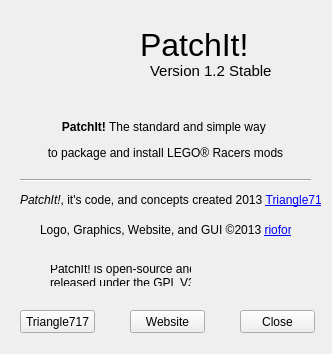
Old version of the form PatchIt GUI/about.ui in the repository le717/PatchIt.
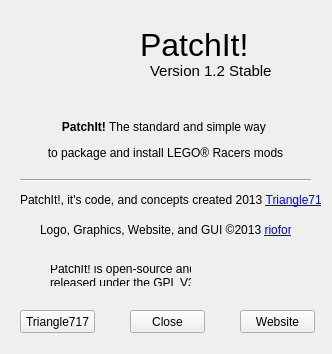
New version of the form. Icons and pictures are not drawn.

Commit message: Renamed windows, assigned shortcut keys, coded quit button

```diff
--- a/PatchIt GUI/about.ui
+++ b/PatchIt GUI/about.ui
@@ -65,7 +65,7 @@
    <widget class="QPushButton" name="pushButton">
     <property name="geometry">
      <rect>
-      <x>130</x>
+      <x>240</x>
       <y>310</y>
       <width>75</width>
       <height>23</height>
@@ -91,7 +91,7 @@
    <widget class="QPushButton" name="pushButton_3">
     <property name="geometry">
      <rect>
-      <x>240</x>
+      <x>130</x>
       <y>310</y>
       <width>75</width>
       <height>23</height>
@@ -111,7 +111,7 @@
      </rect>
     </property>
     <property name="text">
-     <string>&lt;html&gt;&lt;head/&gt;&lt;body&gt;&lt;p&gt;&lt;span style=&quot; font-style:italic;&quot;&gt;PatchIt!&lt;/span&gt;, it's code, and concepts created 2013 &lt;a href=&quot;http://triangle717.wordpress.com&quot;&gt;&lt;span style=&quot; text-decoration: underline; color:#0000ff;&quot;&gt;Triangle717&lt;/span&gt;&lt;/a&gt;&lt;/p&gt;&lt;/body&gt;&lt;/html&gt;</string>
+     <string>&lt;html&gt;&lt;head/&gt;&lt;body&gt;&lt;p&gt;PatchIt!, it's code, and concepts created 2013 &lt;a href=&quot;http://triangle717.wordpress.com&quot;&gt;&lt;span style=&quot; text-decoration: underline; color:#0000ff;&quot;&gt;Triangle717&lt;/span&gt;&lt;/a&gt;&lt;/p&gt;&lt;/body&gt;&lt;/html&gt;</string>
     </property>
    </widget>
    <widget class="QLabel" name="about_rio_credit">
```
Left out of the diff: 38 changed lines with no effect on the pictures. The commit also changes 2 other files.
